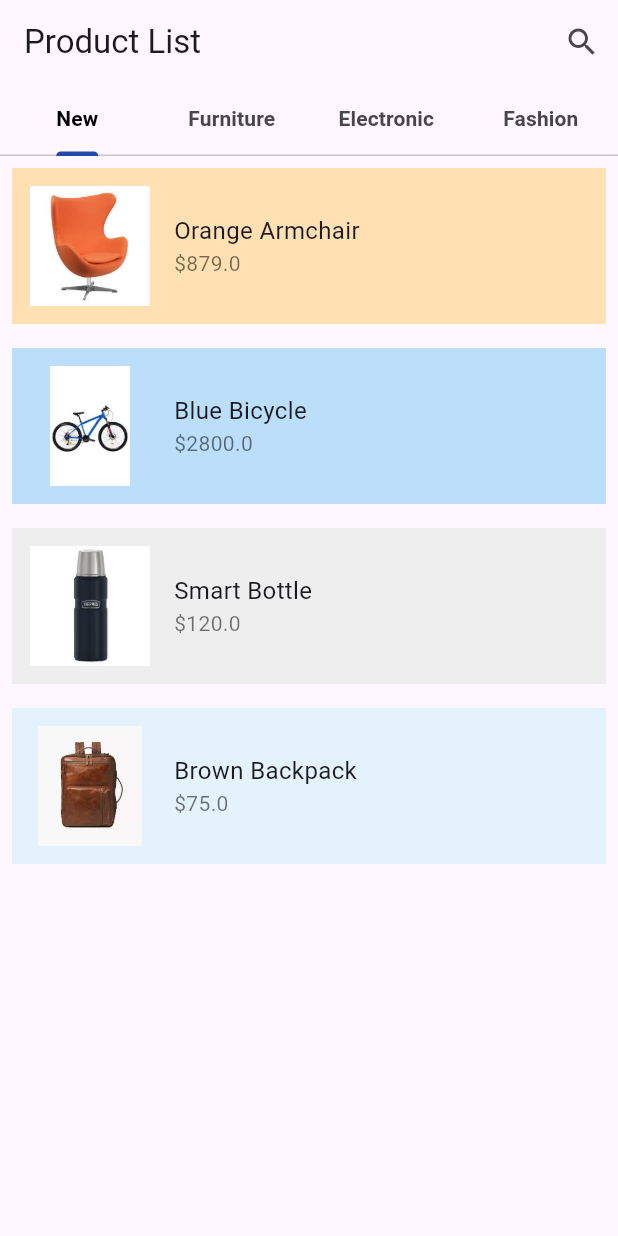
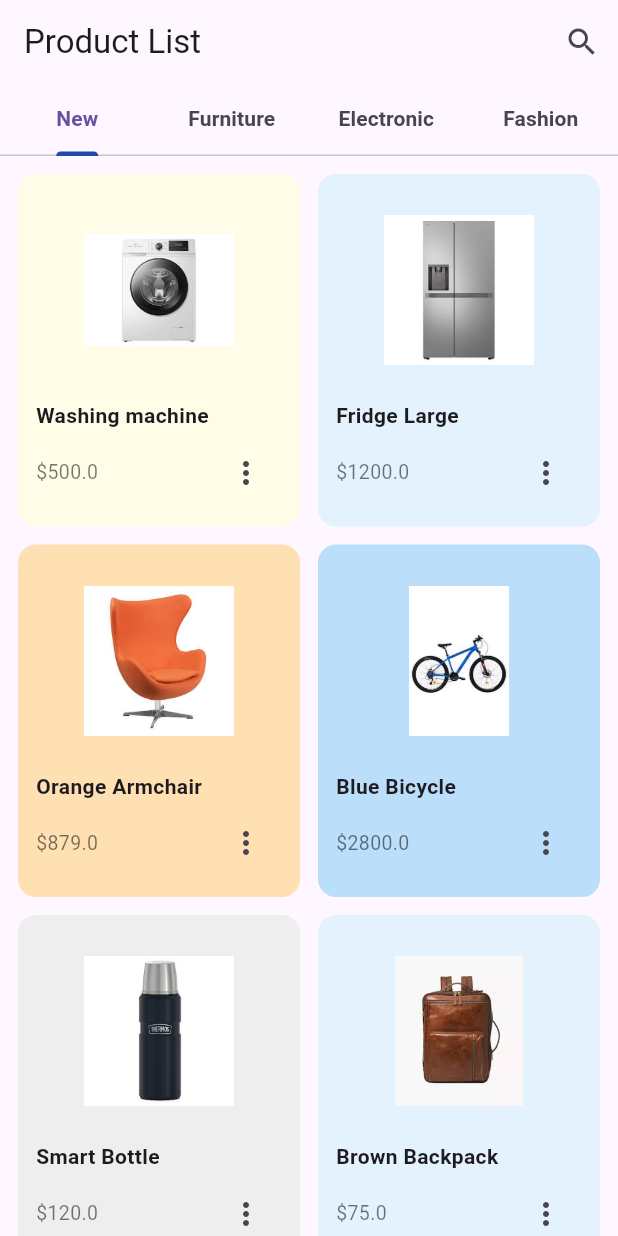
Before and after one commit to BekSenior/shopOnline, a Flutter app: the ProductPage screen opened by its route, on a phone screen of 412 x 824 dp. Run offline on Flutter 3.47's test engine with Material 3 defaults, Android fonts, the phone set to English and light mode, and no system bars.

Commit message:
five version

```diff
--- a/lib/app.dart
+++ b/lib/app.dart
@@ -5,7 +5,7 @@ import 'package:shoponline/scr/password/email_password.dart';
 import 'package:shoponline/scr/password/new_password.dart';
 import 'package:shoponline/scr/password/password_reset.dart';
 import 'package:shoponline/scr/password/success.dart';
-import 'package:shoponline/scr/product_page.dart';
+import 'package:shoponline/scr/products/product_page.dart';
 import 'package:shoponline/scr/sign_in.dart';
 import 'package:shoponline/scr/sign_up.dart';
 import 'package:shoponline/scr/welcome.dart';
--- a/lib/scr/product_page.dart
+++ /dev/null
@@ -1,98 +0,0 @@
-import 'package:flutter/material.dart';
-import 'package:shoponline/core/theme/app_colors.dart';
-
-import 'models/product.dart';
-
-class ProductPage extends StatefulWidget {
-  const ProductPage({super.key});
-
-  @override
-  State<ProductPage> createState() => _ProductPageState();
-}
-
-class _ProductPageState extends State<ProductPage> {
-  final List<Product> products = [
-    Product(
-      name: "Orange Armchair",
-      price: 879.0,
-      image: "assets/image/armchair.png",
-      color: Colors.orange.shade100,
-    ),
-    Product(
-      name: "Blue Bicycle",
-      price: 2800.0,
-      image: "assets/image/cycle.png",
-      color: Colors.blue.shade100,
-    ),
-    Product(
-      name: "Smart Bottle",
-      price: 120.0,
-      image: "assets/image/thermos.png",
-      color: Colors.grey.shade200,
-    ),
-    Product(
-      name: "Brown Backpack",
-      price: 75.0,
-      image: "assets/image/bag.png",
-      color: Colors.blue.shade50,
-    ),
-  ];
-  @override
-  Widget build(BuildContext context) {
-    return DefaultTabController(
-      length: 4,
-      child: Scaffold(
-        appBar: AppBar(
-          automaticallyImplyLeading: false,
-          bottom: TabBar(
-            indicatorColor: AppColors.blue,
-            labelStyle: TextStyle(
-              color: AppColors.black,
-              fontWeight: FontWeight.w600,
-            ),
-              tabs: [
-            Tab(text: 'New',),
-            Tab(text: 'Furniture',),
-            Tab(text: 'Electronic',),
-            Tab(text: 'Fashion'),
-          ]),
-          title: Text('Product List'),
-          actions: [
-            IconButton(onPressed: (){}, icon: Icon(Icons.search))
-          ],
-        ),
-        body: TabBarView(
-            children: [
-              ListView.builder(
-                itemCount: products.length,
-                itemBuilder: (context, index) {
-                  final product = products[index];
-                  return Container(
-                    margin: EdgeInsets.all(8),
-                    padding: EdgeInsets.all(12),
-                    color: product.color,
-                    child: Row(
-                      children: [
-                        Image.asset(product.image, width: 80, height: 80),
-                        SizedBox(width: 16),
-                        Column(
-                          crossAxisAlignment: CrossAxisAlignment.start,
-                          children: [
-                            Text(product.name, style: TextStyle(fontSize: 16)),
-                            Text("\$${product.price}", style: TextStyle(color: Colors.black54)),
-                          ],
-                        ),
-                      ],
-                    ),
-                  );
-                },
-              ),
-              Center(child: Text('Page 2'),),
-              Center(child: Text('Page 3'),),
-              Center(child: Text('Page 4'),),
-            ]
-        ),
-      ),
-    );
-  }
-}
--- /dev/null
+++ b/lib/scr/products/product_details_page.dart
@@ -0,0 +1,49 @@
+import 'package:flutter/material.dart';
+
+import '../models/product.dart';
+
+class ProductDetailsPage extends StatelessWidget {
+  final Product product;
+
+  const ProductDetailsPage({super.key, required this.product});
+
+  @override
+  Widget build(BuildContext context) {
+    return Scaffold(
+      appBar: AppBar(
+        title: Text(product.name),
+      ),
+      body: Padding(
+        padding: const EdgeInsets.all(16.0),
+        child: Column(
+          crossAxisAlignment: CrossAxisAlignment.start,
+          children: [
+            Center(
+              child: Image.asset(
+                product.image,
+                width: 200,
+                height: 200,
+                fit: BoxFit.contain,
+              ),
+            ),
+            const SizedBox(height: 20),
+            Text(
+              product.name,
+              style: const TextStyle(fontSize: 22, fontWeight: FontWeight.bold),
+            ),
+            const SizedBox(height: 10),
+            Text(
+              "\$${product.price}",
+              style: const TextStyle(fontSize: 18, color: Colors.black54),
+            ),
+            const SizedBox(height: 20),
+            ElevatedButton(
+              onPressed: () {},
+              child: const Text("Add to Cart"),
+            ),
+          ],
+        ),
+      ),
+    );
+  }
+}
--- /dev/null
+++ b/lib/scr/products/product_page.dart
@@ -0,0 +1,160 @@
+import 'package:flutter/material.dart';
+import 'package:shoponline/core/theme/app_colors.dart';
+import 'package:shoponline/scr/products/product_details_page.dart';
+
+import '../models/product.dart';
+
+class ProductPage extends StatefulWidget {
+  const ProductPage({super.key});
+
+  @override
+  State<ProductPage> createState() => _ProductPageState();
+}
+
+class _ProductPageState extends State<ProductPage> {
+  final List<Product> products = [
+    Product(
+      name: 'Washing machine',
+      price: 500,
+      image: 'assets/image/machine.png',
+      color: Colors.yellow.shade50,
+    ),
+    Product(
+      name: 'Fridge Large',
+      price: 1200,
+      image: 'assets/image/fridge.png',
+      color: Colors.blue.shade50,
+    ),
+    Product(
+      name: "Orange Armchair",
+      price: 879.0,
+      image: "assets/image/armchair.png",
+      color: Colors.orange.shade100,
+    ),
+    Product(
+      name: "Blue Bicycle",
+      price: 2800.0,
+      image: "assets/image/cycle.png",
+      color: Colors.blue.shade100,
+    ),
+    Product(
+      name: "Smart Bottle",
+      price: 120.0,
+      image: "assets/image/thermos.png",
+      color: Colors.grey.shade200,
+    ),
+    Product(
+      name: "Brown Backpack",
+      price: 75.0,
+      image: "assets/image/bag.png",
+      color: Colors.blue.shade50,
+    ),
+  ];
+
+  @override
+  Widget build(BuildContext context) {
+    return DefaultTabController(
+      length: 4,
+      child: Scaffold(
+        appBar: AppBar(
+          automaticallyImplyLeading: false,
+          bottom: TabBar(
+            indicatorColor: AppColors.blue,
+            labelStyle: const TextStyle(fontWeight: FontWeight.w600),
+            tabs: const [
+              Tab(text: 'New'),
+              Tab(text: 'Furniture'),
+              Tab(text: 'Electronic'),
+              Tab(text: 'Fashion'),
+            ],
+          ),
+          title: const Text('Product List'),
+          actions: [
+            IconButton(onPressed: () {}, icon: const Icon(Icons.search)),
+          ],
+        ),
+        body: TabBarView(
+          children: [
+            GridView.builder(
+              padding: const EdgeInsets.all(12),
+              itemCount: products.length,
+              gridDelegate: const SliverGridDelegateWithFixedCrossAxisCount(
+                crossAxisCount: 2,
+                crossAxisSpacing: 12,
+                mainAxisSpacing: 12,
+                childAspectRatio: 0.8,
+              ),
+              itemBuilder: (context, index) {
+                final product = products[index];
+                return GestureDetector(
+                  onTap: () {
+                    Navigator.push(
+                      context,
+                      MaterialPageRoute(
+                        builder: (context) => ProductDetailsPage(
+                            product: product,
+                        ),
+                      ),
+                    );
+                  },
+                  child: Container(
+                    decoration: BoxDecoration(
+                      color: product.color,
+                      borderRadius: BorderRadius.circular(12),
+                    ),
+                    padding: const EdgeInsets.all(12),
+                    child: Column(
+                      crossAxisAlignment: CrossAxisAlignment.start,
+                      children: [
+                        Expanded(
+                          child: Center(
+                            child: Image.asset(
+                              product.image,
+                              width: 100,
+                              height: 100,
+                              fit: BoxFit.contain,
+                            ),
+                          ),
+                        ),
+                        const SizedBox(height: 8),
+                        Text(
+                          product.name,
+                          style: const TextStyle(
+                            fontSize: 14,
+                            fontWeight: FontWeight.w600,
+                          ),
+                        ),
+                        const SizedBox(height: 4),
+                        Row(
+                          mainAxisAlignment: MainAxisAlignment.spaceBetween,
+                          children: [
+                            Text(
+                              "\$${product.price}",
+                              style: const TextStyle(
+                                color: Colors.black54,
+                                fontSize: 13,
+                              ),
+                            ),
+                            IconButton(
+                              onPressed: () {},
+                              icon: const Icon(Icons.more_vert),
+                              padding: EdgeInsets.zero,
+                              constraints: const BoxConstraints(),
+                            ),
+                          ],
+                        ),
+                      ],
+                    ),
+                  ),
+                );
+              },
+            ),
+            const Center(child: Text('Page 2')),
+            const Center(child: Text('Page 3')),
+            const Center(child: Text('Page 4')),
+          ],
+        ),
+      ),
+    );
+  }
+}
```
Also changed, not shown: assets/image/machine.png (added), lib/scr/models/product.dart (line endings or trailing spaces).
